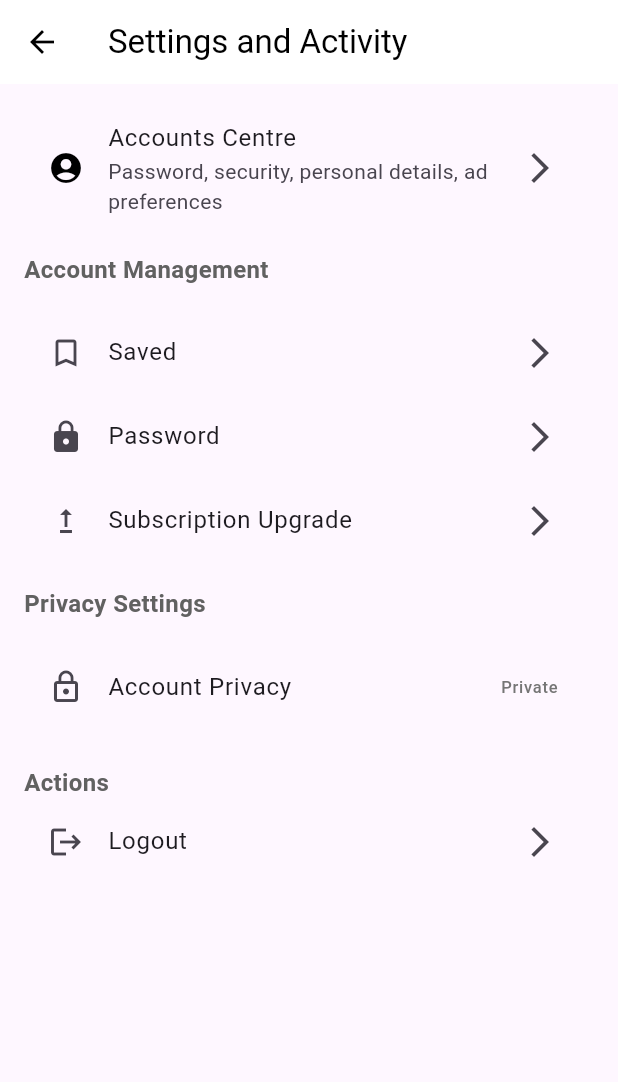
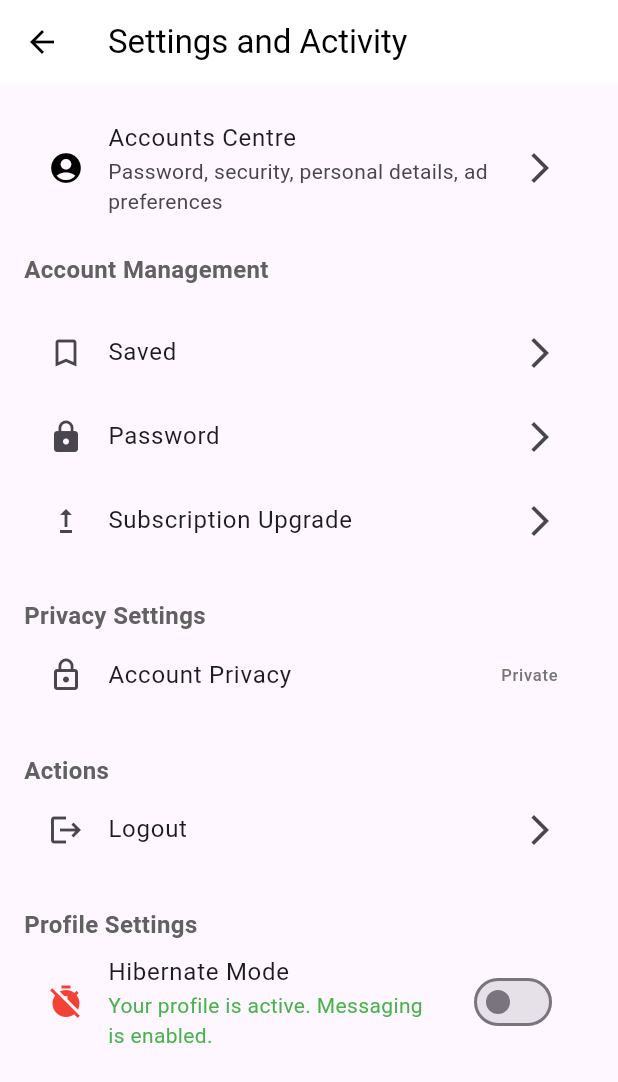
Before and after one commit to JRamirezDD/TutorLink, a Flutter app: the CatalogSubjectsPage screen opened by its route, after a tap on the "account circle" icon, on a phone screen of 412 x 824 dp. Shown: the top 1082 px of the screen. Run offline on Flutter 3.47's test engine with Material 3 defaults, Android fonts, the phone set to English and light mode, and no system bars; missing offline and left inert: dart:html; network calls fail.

Commit message:
Updated tutor design and added save/message functionality

```diff
--- a/SourceCode/Frontend/tutorlink_ui/lib/pages/catalog_subjects_page.dart
+++ b/SourceCode/Frontend/tutorlink_ui/lib/pages/catalog_subjects_page.dart
@@ -4,6 +4,7 @@
 import 'user_settings_page.dart';
 import 'top_rated_tutors_page.dart'; // Import the new page
 import '../fetch_data_page.dart';
+import 'your_tutors_page.dart'; // Import My Tutors page
 
 class CatalogSubjectsPage extends StatefulWidget {
   const CatalogSubjectsPage({super.key});
@@ -139,16 +140,21 @@
         currentIndex: 1,
         onTap: (index) {
           if (index == 0) {
-            Navigator.push(
+            Navigator.pushReplacement(
               context,
               MaterialPageRoute(
                 builder: (context) => student_page.StudentHomePage(username: 'Student'),
               ),
             );
           } else if (index == 2) {
-            Navigator.push(
+            Navigator.pushReplacement(
               context,
               MaterialPageRoute(builder: (context) => const MessagesPage()),
+            );
+          } else if (index == 3) {
+            Navigator.pushReplacement(
+              context,
+              MaterialPageRoute(builder: (context) => YourTutorsPage()),
             );
           }
         },
@@ -165,6 +171,10 @@
             icon: Icon(Icons.message),
             label: 'Messages',
           ),
+          BottomNavigationBarItem(
+            icon: Icon(Icons.people),
+            label: 'My Tutors',
+          ),
         ],
       ),
     );
--- a/SourceCode/Frontend/tutorlink_ui/lib/pages/user_settings_page.dart
+++ b/SourceCode/Frontend/tutorlink_ui/lib/pages/user_settings_page.dart
@@ -3,8 +3,15 @@
 import 'welcome_page.dart'; // Import the Welcome Page
 import 'subscription_page.dart'; // Import the Subscription Page
 
-class UserSettingsPage extends StatelessWidget {
+class UserSettingsPage extends StatefulWidget {
   const UserSettingsPage({super.key});
+
+  @override
+  _UserSettingsPageState createState() => _UserSettingsPageState();
+}
+
+class _UserSettingsPageState extends State<UserSettingsPage> {
+  bool isHibernateMode = false; // Track the Hibernate Mode state
 
   @override
   Widget build(BuildContext context) {
@@ -43,7 +50,7 @@
                   style: TextStyle(
                     fontSize: 16,
                     fontWeight: FontWeight.bold,
-                    color: Colors.grey[700],
+                    color: Colors.grey[700] ?? Colors.grey,
                   ),
                 ),
               ),
@@ -79,21 +86,22 @@
                   );
                 },
               ),
-              Padding(
-                padding: const EdgeInsets.symmetric(vertical: 16.0),
-                child: Text(
-                  'Privacy Settings',
-                  style: TextStyle(
-                    fontSize: 16,
-                    fontWeight: FontWeight.bold,
-                    color: Colors.grey[700],
-                  ),
+              const SizedBox(height: 24),
+              Text(
+                'Privacy Settings',
+                style: TextStyle(
+                  fontSize: 16,
+                  fontWeight: FontWeight.bold,
+                  color: Colors.grey[700] ?? Colors.grey,
                 ),
               ),
               ListTile(
                 leading: const Icon(Icons.lock_outline),
                 title: const Text('Account Privacy'),
-                trailing: Text('Private', style: TextStyle(color: Colors.grey[600])),
+                trailing: Text(
+                  'Private',
+                  style: TextStyle(color: Colors.grey[600] ?? Colors.grey),
+                ),
                 onTap: () {},
               ),
               const SizedBox(height: 24),
@@ -102,7 +110,7 @@
                 style: TextStyle(
                   fontSize: 16,
                   fontWeight: FontWeight.bold,
-                  color: Colors.grey[700],
+                  color: Colors.grey[700] ?? Colors.grey,
                 ),
               ),
               ListTile(
@@ -117,6 +125,42 @@
                   );
                 },
               ),
+              const SizedBox(height: 24),
+              Text(
+                'Profile Settings',
+                style: TextStyle(
+                  fontSize: 16,
+                  fontWeight: FontWeight.bold,
+                  color: Colors.grey[700] ?? Colors.grey,
+                ),
+              ),
+              ListTile(
+                leading: const Icon(Icons.timer_off, color: Colors.red),
+                title: const Text('Hibernate Mode'),
+                subtitle: Text(
+                  isHibernateMode
+                      ? 'Your profile is in Hibernate Mode. Messaging is disabled.'
+                      : 'Your profile is active. Messaging is enabled.',
+                  style: TextStyle(color: isHibernateMode ? Colors.red : Colors.green),
+                ),
+                trailing: Switch(
+                  value: isHibernateMode,
+                  onChanged: (value) {
+                    setState(() {
+                      isHibernateMode = value;
+                      ScaffoldMessenger.of(context).showSnackBar(
+                        SnackBar(
+                          content: Text(
+                            isHibernateMode
+                                ? 'Hibernate Mode Enabled. Messaging disabled.'
+                                : 'Hibernate Mode Disabled. Messaging enabled.',
+                          ),
+                        ),
+                      );
+                    });
+                  },
+                ),
+              ),
             ],
           ),
         ),
```
Also changed, not shown: SourceCode/Frontend/tutorlink_ui/lib/pages/messages_page.dart (+28 -9 lines), SourceCode/Frontend/tutorlink_ui/lib/pages/saved_tutor_page.dart (+7 -2 lines), SourceCode/Frontend/tutorlink_ui/lib/pages/student_home_page.dart (+115 -31 lines), SourceCode/Frontend/tutorlink_ui/lib/pages/your_tutors_page.dart (added, +189 -0 lines), SourceCode/Frontend/tutorlink_ui/lib/pages/Messages_page_tutor.dart (line endings or trailing spaces).
